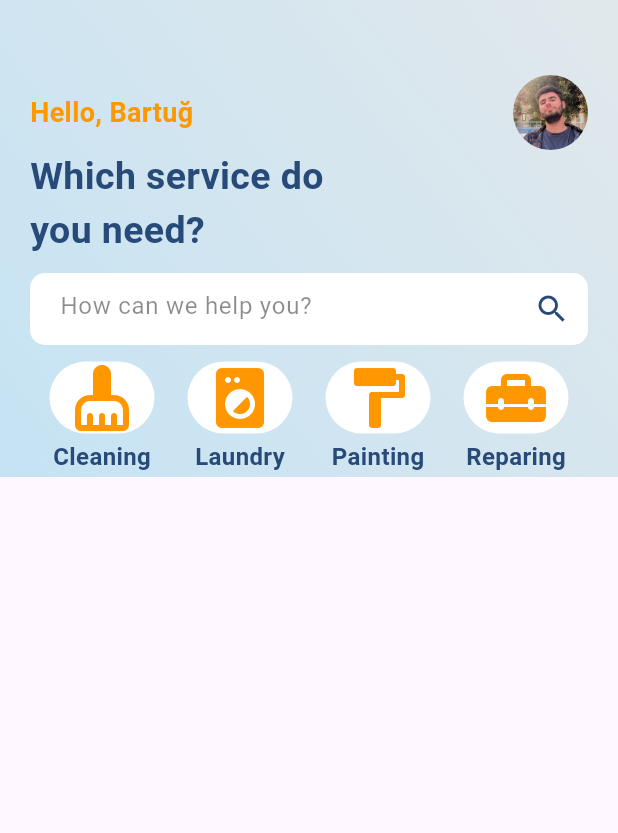
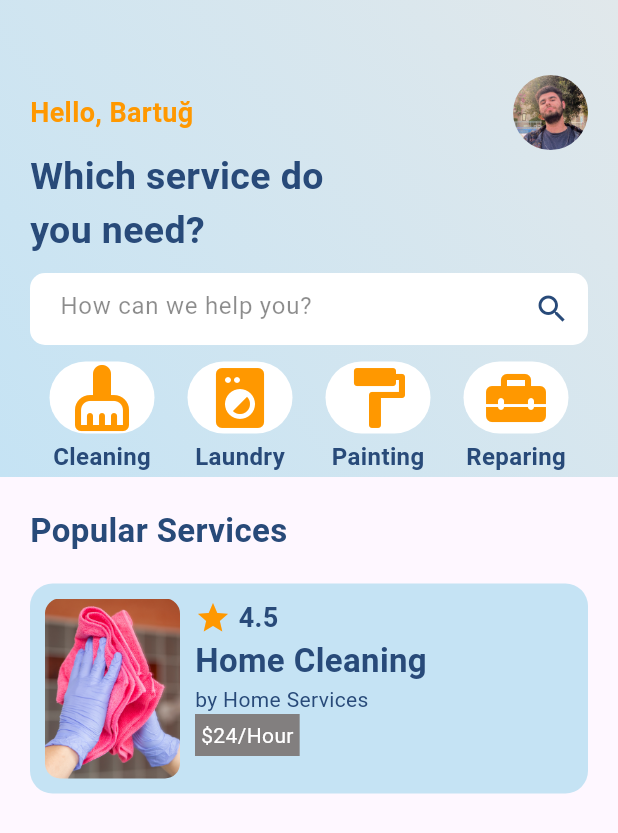
Before and after one commit to BartugKaan/Service-App-with-Flutter, a Flutter app: the screen it shows after launch, on a phone screen of 412 x 824 dp. Shown: the top 833 px of the screen. Run offline on Flutter 3.47's test engine with Material 3 defaults, Android fonts, the phone set to English and light mode, and no system bars.

Commit message:
add: Services UI

```diff
--- a/lib/pages/home.dart
+++ b/lib/pages/home.dart
@@ -12,7 +12,9 @@ class _HomeState extends State<Home> {
   @override
   Widget build(BuildContext context) {
     return Scaffold(
-      body: Column(
+      body: Container(
+        child: Column(
+          crossAxisAlignment: CrossAxisAlignment.start,
           children: [
             Container(
               padding: EdgeInsets.only(top: 50.0, left: 20.0, right: 20.0),
@@ -68,7 +70,8 @@ class _HomeState extends State<Home> {
                         border: InputBorder.none,
                         hintText: "How can we help you?",
                         hintStyle: TextStyle(color: Colors.black45),
-                      suffixIcon: Icon(Icons.search, color: Color(0xff284a79)),
+                        suffixIcon:
+                            Icon(Icons.search, color: Color(0xff284a79)),
                         contentPadding: EdgeInsets.symmetric(vertical: 10.0),
                       ),
                     ),
@@ -98,8 +101,90 @@ class _HomeState extends State<Home> {
                   )
                 ],
               ),
+            ),
+            Padding(
+              padding: const EdgeInsets.only(left: 20.0, top: 20.0),
+              child: Text(
+                "Popular Services",
+                style: TextStyle(
+                    color: Color(0xff284a79),
+                    fontSize: 22.0,
+                    fontWeight: FontWeight.bold),
+              ),
+            ),
+            SizedBox(height: 20.0),
+            Container(
+              padding: EdgeInsets.only(left: 10.0, top: 10.0, bottom: 10.0),
+              margin: EdgeInsets.only(left: 20.0, right: 20.0),
+              width: MediaQuery.of(context).size.width,
+              decoration: BoxDecoration(
+                  color: Color.fromARGB(255, 197, 227, 244),
+                  borderRadius: BorderRadius.circular(15)),
+              child: Row(
+                crossAxisAlignment: CrossAxisAlignment.start,
+                children: [
+                  ClipRRect(
+                    borderRadius: BorderRadius.circular(10),
+                    child: Image.asset(
+                      "images/cleaning.png",
+                      width: 90,
+                      height: 120,
+                      fit: BoxFit.cover,
+                    ),
+                  ),
+                  SizedBox(width: 10.0),
+                  Column(
+                    crossAxisAlignment: CrossAxisAlignment.start,
+                    children: [
+                      Row(
+                        children: [
+                          Icon(
+                            Icons.star,
+                            color: Colors.orange,
+                          ),
+                          SizedBox(width: 5),
+                          Text(
+                            "4.5",
+                            style: TextStyle(
+                                color: Color(0xff284a79),
+                                fontSize: 18.0,
+                                fontWeight: FontWeight.bold),
+                          ),
+                        ],
+                      ),
+                      Text(
+                        "Home Cleaning",
+                        style: TextStyle(
+                            color: Color(0xff284a79),
+                            fontSize: 22.0,
+                            fontWeight: FontWeight.bold),
+                      ),
+                      Text(
+                        "by Home Services",
+                        style:
+                            TextStyle(color: Color(0xff284a79), fontSize: 14.0),
+                      ),
+                      Row(
+                        children: [
+                          Container(
+                            padding: EdgeInsets.all(4.0),
+                            decoration: BoxDecoration(
+                                color: Color.fromARGB(255, 130, 127, 127)),
+                            child: Text(
+                              "\$24/Hour",
+                              style: TextStyle(
+                                  color: Colors.white, fontSize: 14.0),
+                            ),
                           )
                         ],
+                      )
+                    ],
+                  )
+                ],
+              ),
+            )
+          ],
+        ),
       ),
     );
   }
```
Lines whose indentation alone changed are shown as unchanged.
